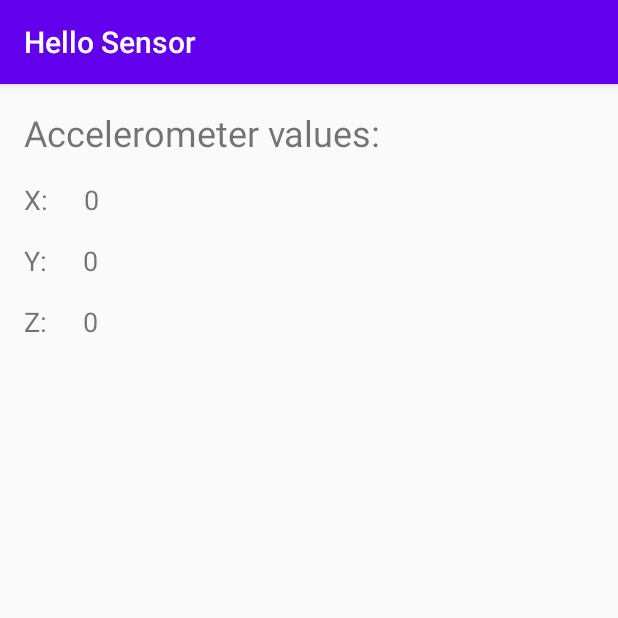
After one commit to fr6744ek-s/HelloSensor, an Android app: the AccelerometerActivity screen opened directly, with no data from a screen before it, on a phone screen of 412 x 824 dp, the top half of it. The commit adds this screen. Run offline under Robolectric (Android 15) with nearby library versions, the phone set to English and light mode, and no system bars.

Commit message:
First iteration of accelerometer

```diff
--- a/app/src/main/AndroidManifest.xml
+++ b/app/src/main/AndroidManifest.xml
@@ -23,6 +23,7 @@
                 <category android:name="android.intent.category.LAUNCHER" />
             </intent-filter>
         </activity>
+        <activity android:name="com.example.hellosensor.AccelerometerActivity"></activity>
     </application>
 
 </manifest>
--- /dev/null
+++ b/app/src/main/java/com/example/hellosensor/AccelerometerActivity.java
@@ -0,0 +1,50 @@
+package com.example.hellosensor;
+
+import android.hardware.Sensor;
+import android.hardware.SensorEvent;
+import android.hardware.SensorEventListener;
+import android.hardware.SensorManager;
+import android.os.Bundle;
+import android.widget.TextView;
+import androidx.appcompat.app.AppCompatActivity;
+
+public class AccelerometerActivity extends AppCompatActivity implements SensorEventListener {
+
+    private SensorManager sensorManager;
+    private Sensor accelerometer;
+    private TextView textViewX, textViewY, textViewZ;
+
+    @Override
+    protected void onCreate(Bundle savedInstanceState) {
+        super.onCreate(savedInstanceState);
+        setContentView(R.layout.activity_accelerometer);
+
+        sensorManager = (SensorManager) getSystemService(SENSOR_SERVICE);
+        accelerometer = sensorManager.getDefaultSensor(Sensor.TYPE_ACCELEROMETER);
+        sensorManager.registerListener(this, accelerometer, SensorManager.SENSOR_DELAY_NORMAL);
+
+        textViewX = (TextView) findViewById(R.id.x_value);
+        textViewY = (TextView) findViewById(R.id.y_value);
+        textViewZ = (TextView) findViewById(R.id.z_value);
+    }
+
+    @Override
+    public void onSensorChanged(SensorEvent event) {
+        Sensor sensor = event.sensor;
+
+        if(sensor.getType() == Sensor.TYPE_ACCELEROMETER) {
+            float x = event.values[0];
+            float y = event.values[1];
+            float z = event.values[2];
+
+            textViewX.setText(x + "");
+            textViewY.setText(y + "");
+            textViewZ.setText(z + "");
+        }
+    }
+
+    @Override
+    public void onAccuracyChanged(Sensor sensor, int accuracy) {
+
+    }
+}
--- a/app/src/main/java/com/example/hellosensor/MainActivity.java
+++ b/app/src/main/java/com/example/hellosensor/MainActivity.java
@@ -25,4 +25,9 @@ public class MainActivity extends AppCompatActivity {
         intent.putExtra(EXTRA_MESSAGE, message);
         startActivity(intent);
     }
+
+    public void accelerometers(View view) {
+        Intent intent = new Intent(this, AccelerometerActivity.class);
+        this.startActivity(intent);
+    }
 }
--- /dev/null
+++ b/app/src/main/res/layout/activity_accelerometer.xml
@@ -0,0 +1,85 @@
+<?xml version="1.0" encoding="utf-8"?>
+<androidx.constraintlayout.widget.ConstraintLayout
+    xmlns:android="http://schemas.android.com/apk/res/android"
+    xmlns:app="http://schemas.android.com/apk/res-auto"
+    xmlns:tools="http://schemas.android.com/tools"
+    android:layout_width="match_parent"
+    android:layout_height="match_parent">
+
+    <TextView
+        android:id="@+id/textView2"
+        android:layout_width="wrap_content"
+        android:layout_height="wrap_content"
+        android:layout_marginStart="16dp"
+        android:layout_marginTop="16dp"
+        android:text="Accelerometer values:"
+        android:textSize="24sp"
+        app:layout_constraintStart_toStartOf="parent"
+        app:layout_constraintTop_toTopOf="parent" />
+
+    <TextView
+        android:id="@+id/textView3"
+        android:layout_width="wrap_content"
+        android:layout_height="wrap_content"
+        android:layout_marginStart="16dp"
+        android:layout_marginTop="16dp"
+        android:text="X:"
+        android:textSize="18sp"
+        app:layout_constraintStart_toStartOf="parent"
+        app:layout_constraintTop_toBottomOf="@+id/textView2" />
+
+    <TextView
+        android:id="@+id/x_value"
+        android:layout_width="wrap_content"
+        android:layout_height="wrap_content"
+        android:layout_marginStart="24dp"
+        android:layout_marginTop="16dp"
+        android:text="0"
+        android:textSize="18sp"
+        app:layout_constraintStart_toEndOf="@+id/textView3"
+        app:layout_constraintTop_toBottomOf="@+id/textView2" />
+
+    <TextView
+        android:id="@+id/textView4"
+        android:layout_width="wrap_content"
+        android:layout_height="wrap_content"
+        android:layout_marginStart="16dp"
+        android:layout_marginTop="16dp"
+        android:text="Y:"
+        android:textSize="18sp"
+        app:layout_constraintStart_toStartOf="parent"
+        app:layout_constraintTop_toBottomOf="@+id/textView3" />
+
+    <TextView
+        android:id="@+id/y_value"
+        android:layout_width="wrap_content"
+        android:layout_height="wrap_content"
+        android:layout_marginStart="24dp"
+        android:layout_marginTop="16dp"
+        android:text="0"
+        android:textSize="18sp"
+        app:layout_constraintStart_toEndOf="@+id/textView4"
+        app:layout_constraintTop_toBottomOf="@+id/x_value" />
+
+    <TextView
+        android:id="@+id/textView7"
+        android:layout_width="wrap_content"
+        android:layout_height="wrap_content"
+        android:layout_marginStart="16dp"
+        android:layout_marginTop="16dp"
+        android:text="Z:"
+        android:textSize="18sp"
+        app:layout_constraintStart_toStartOf="parent"
+        app:layout_constraintTop_toBottomOf="@+id/textView4" />
+
+    <TextView
+        android:id="@+id/z_value"
+        android:layout_width="wrap_content"
+        android:layout_height="wrap_content"
+        android:layout_marginStart="24dp"
+        android:layout_marginTop="16dp"
+        android:text="0"
+        android:textSize="18sp"
+        app:layout_constraintStart_toEndOf="@+id/textView7"
+        app:layout_constraintTop_toBottomOf="@+id/y_value" />
+</androidx.constraintlayout.widget.ConstraintLayout>
--- a/app/src/main/res/layout/activity_main.xml
+++ b/app/src/main/res/layout/activity_main.xml
@@ -32,4 +32,15 @@
         app:layout_constraintEnd_toEndOf="parent"
         app:layout_constraintHorizontal_bias="0.5"
         app:layout_constraintStart_toEndOf="@+id/editText" />
+
+    <Button
+        android:id="@+id/button2"
+        android:layout_width="wrap_content"
+        android:layout_height="wrap_content"
+        android:layout_marginStart="16dp"
+        android:layout_marginTop="24dp"
+        android:onClick="accelerometers"
+        android:text="Accelerometers"
+        app:layout_constraintStart_toStartOf="parent"
+        app:layout_constraintTop_toBottomOf="@+id/editText" />
 </androidx.constraintlayout.widget.ConstraintLayout>
```
